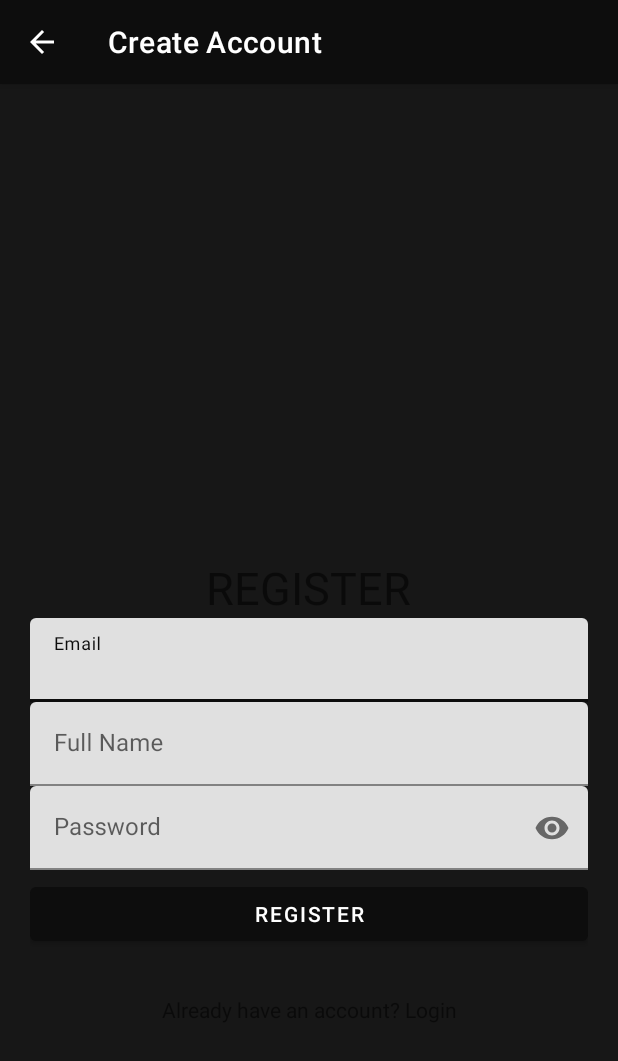
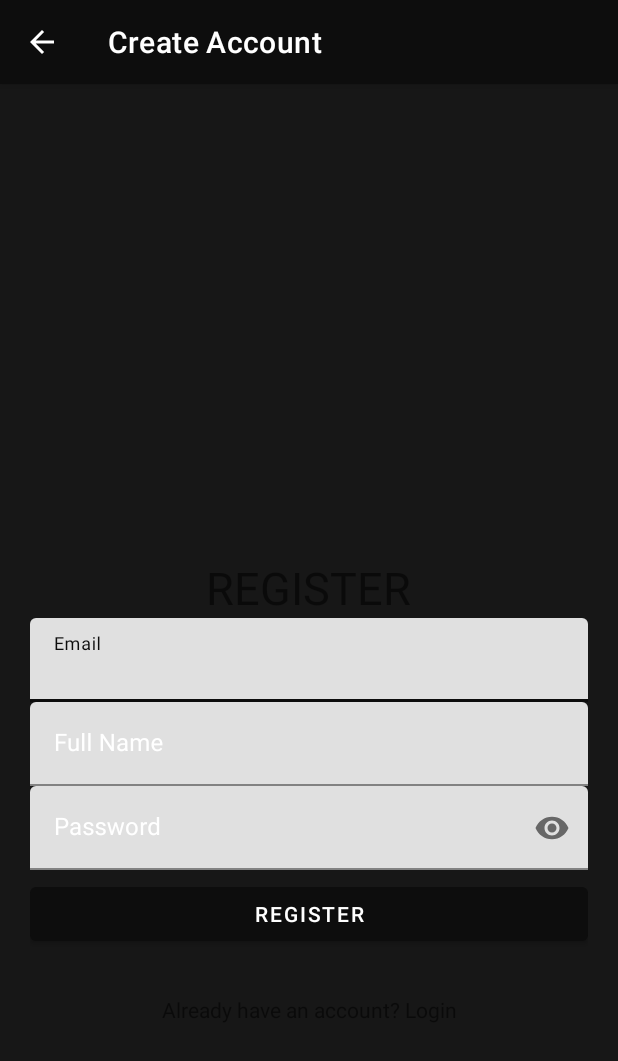
Before and after one commit to jdebrux/thoughtfull, an Android app: the screen it shows after launch (RegisterActivity), after a tap on "REGISTER", on a phone screen of 412 x 824 dp. Shown: the top 1061 px of the screen. Run offline under Robolectric (Android 15) with nearby library versions, the phone set to English and light mode, and no system bars; our stand-ins replace Firebase (no records; nobody signed in at launch, a user with empty details on screens opened directly).

Commit message:
Share intent for posts added, minor aesthetic changes to text colours.

```diff
--- a/app/src/main/java/com/example/thoughtfull2/ProfileFragment.java
+++ b/app/src/main/java/com/example/thoughtfull2/ProfileFragment.java
@@ -144,7 +144,7 @@ public class ProfileFragment extends Fragment {
                     emailTv.setText(email);
                     try {
                         //if image is received then
-                        Picasso.get().load(image).into(profilePicIv);
+                        Picasso.get().load(image).rotate(90).into(profilePicIv);
                     } catch (Exception e) {
                         //if there is any exception while getting image then set default
                         Picasso.get().load(R.drawable.choco).into(profilePicIv);
--- a/app/src/main/res/layout/activity_register.xml
+++ b/app/src/main/res/layout/activity_register.xml
@@ -4,79 +4,88 @@
     xmlns:tools="http://schemas.android.com/tools"
     android:layout_width="match_parent"
     android:layout_height="match_parent"
+    android:background="@color/background"
     android:padding="20dp"
-    tools:context=".RegisterActivity"
-    android:background="@color/background">
+    tools:context=".RegisterActivity">
 
     <TextView
         android:layout_width="wrap_content"
         android:layout_height="wrap_content"
+        android:layout_above="@id/emailTIL"
         android:layout_centerHorizontal="true"
-        android:layout_above="@id/emailTIL"
         android:text="REGISTER"
         android:textSize="30sp" />
 
     <com.google.android.material.textfield.TextInputLayout
+        android:id="@+id/emailTIL"
         android:layout_width="match_parent"
         android:layout_height="wrap_content"
         android:layout_centerHorizontal="true"
         android:layout_centerVertical="true"
-        android:id="@+id/emailTIL">
+        android:textColor="@color/colorWhite"
+        android:textColorHint="@color/colorWhite">
+
         <EditText
             android:id="@+id/emailEt"
-            android:inputType="text"
+            android:layout_width="match_parent"
+            android:layout_height="wrap_content"
             android:hint="Email"
-            android:layout_width="match_parent"
-            android:layout_height="wrap_content" />
+            android:inputType="text" />
     </com.google.android.material.textfield.TextInputLayout>
 
     <com.google.android.material.textfield.TextInputLayout
+        android:id="@+id/nameTIL"
         android:layout_width="match_parent"
         android:layout_height="wrap_content"
+        android:layout_below="@id/emailTIL"
         android:layout_centerHorizontal="true"
         android:layout_centerVertical="true"
-        android:layout_below="@id/emailTIL"
-        android:id="@+id/nameTIL">
+        android:textColor="@color/colorWhite"
+        android:textColorHint="@color/colorWhite">
+
         <EditText
             android:id="@+id/nameET"
-            android:inputType="textEmailAddress"
+            android:layout_width="match_parent"
+            android:layout_height="wrap_content"
             android:hint="Full Name"
-            android:layout_width="match_parent"
-            android:layout_height="wrap_content" />
+            android:inputType="textEmailAddress" />
     </com.google.android.material.textfield.TextInputLayout>
 
     <com.google.android.material.textfield.TextInputLayout
+        android:id="@+id/passwordTIL"
         android:layout_width="match_parent"
         android:layout_height="wrap_content"
+        android:layout_below="@+id/nameTIL"
         android:layout_centerHorizontal="true"
         android:layout_centerVertical="true"
-        android:id="@+id/passwordTIL"
-        android:layout_below="@+id/nameTIL"
+        android:textColor="@color/colorWhite"
+        android:textColorHint="@color/colorWhite"
         app:passwordToggleEnabled="true">
+
         <EditText
             android:id="@+id/passwordEt"
-            android:inputType="textPassword"
+            android:layout_width="match_parent"
+            android:layout_height="wrap_content"
             android:hint="Password"
-            android:layout_width="match_parent"
-            android:layout_height="wrap_content" />
+            android:inputType="textPassword" />
     </com.google.android.material.textfield.TextInputLayout>
 
     <Button
         android:id="@+id/registerBtn"
-        android:text="Register"
+        android:layout_width="match_parent"
+        android:layout_height="wrap_content"
         android:layout_below="@id/passwordTIL"
         android:layout_centerHorizontal="true"
-        android:layout_width="match_parent"
-        android:layout_height="wrap_content"
-        android:layout_marginTop="5dp"/>
+        android:layout_marginTop="5dp"
+        android:text="Register" />
 
     <TextView
         android:id="@+id/have_accountTv"
         android:layout_width="match_parent"
         android:layout_height="wrap_content"
+        android:layout_below="@id/registerBtn"
+        android:layout_marginTop="30dp"
         android:text="Already have an account? Login"
-        android:textAlignment="center"
-        android:layout_below="@id/registerBtn"
-        android:layout_marginTop="30dp"/>
+        android:textAlignment="center" />
 
 </RelativeLayout>
```
Also changed, not shown: app/src/main/java/com/example/thoughtfull2/adapters/AdapterPast.java (+30 -3 lines), app/src/main/java/com/example/thoughtfull2/adapters/AdapterThought.java (+9 -2 lines), app/src/main/res/layout/activity_add_thought.xml (+10 -2 lines), app/src/main/res/layout/activity_login.xml (+8 -0 lines).
